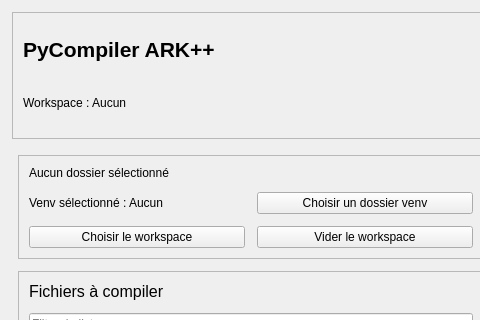
Above: ui/ui_design.ui from raidos23/PyCompiler_ARK before the change; both pictures show x 0 to 480 and y 0 to 320 of the 1280 by 720 pixel window. Below: the same form after it.
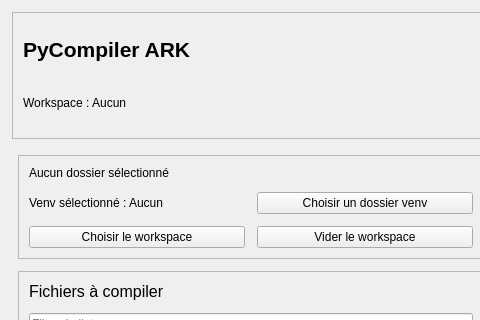
That is the form after the change.

Commit message: correction de fichier (PyCompiler ARK++ vers PyCompiler ARK)

Diff of the .ui file:
```diff
--- a/ui/ui_design.ui
+++ b/ui/ui_design.ui
@@ -73,7 +73,7 @@
            </font>
           </property>
           <property name="text">
-           <string>PyCompiler ARK++</string>
+           <string>PyCompiler ARK</string>
           </property>
          </widget>
         </item>
```
The commit also changes 38 other files.
